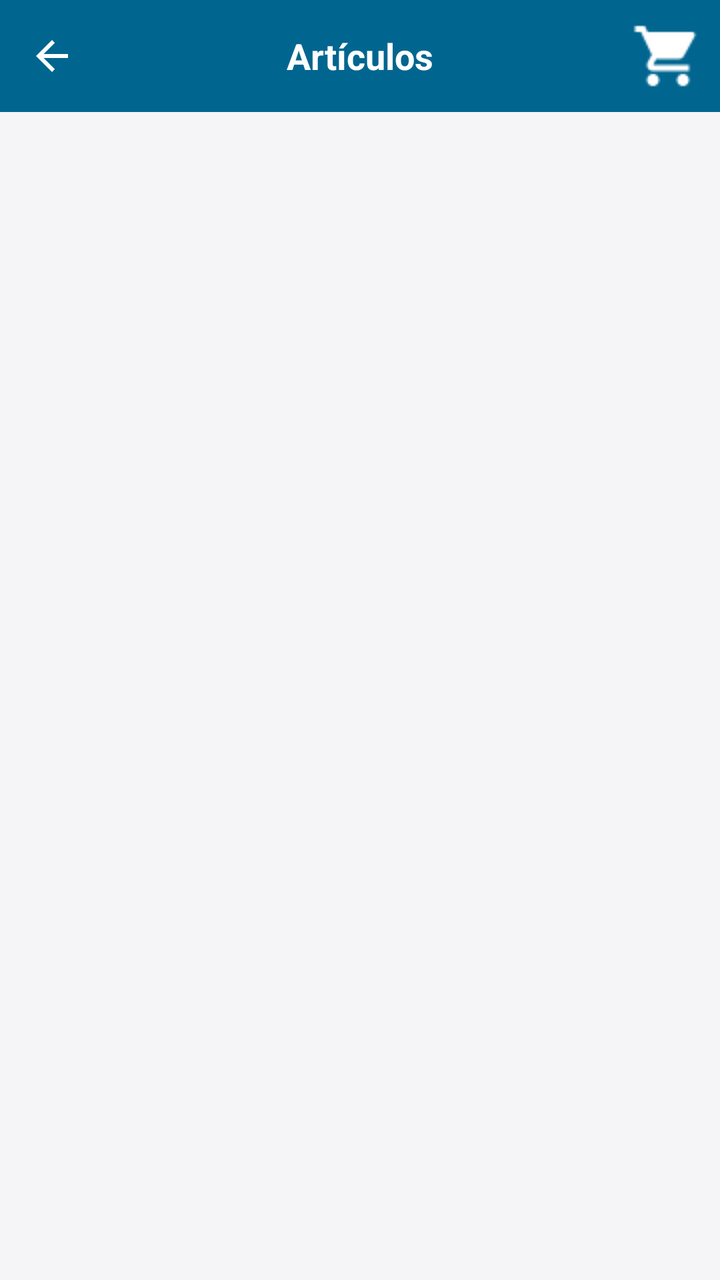
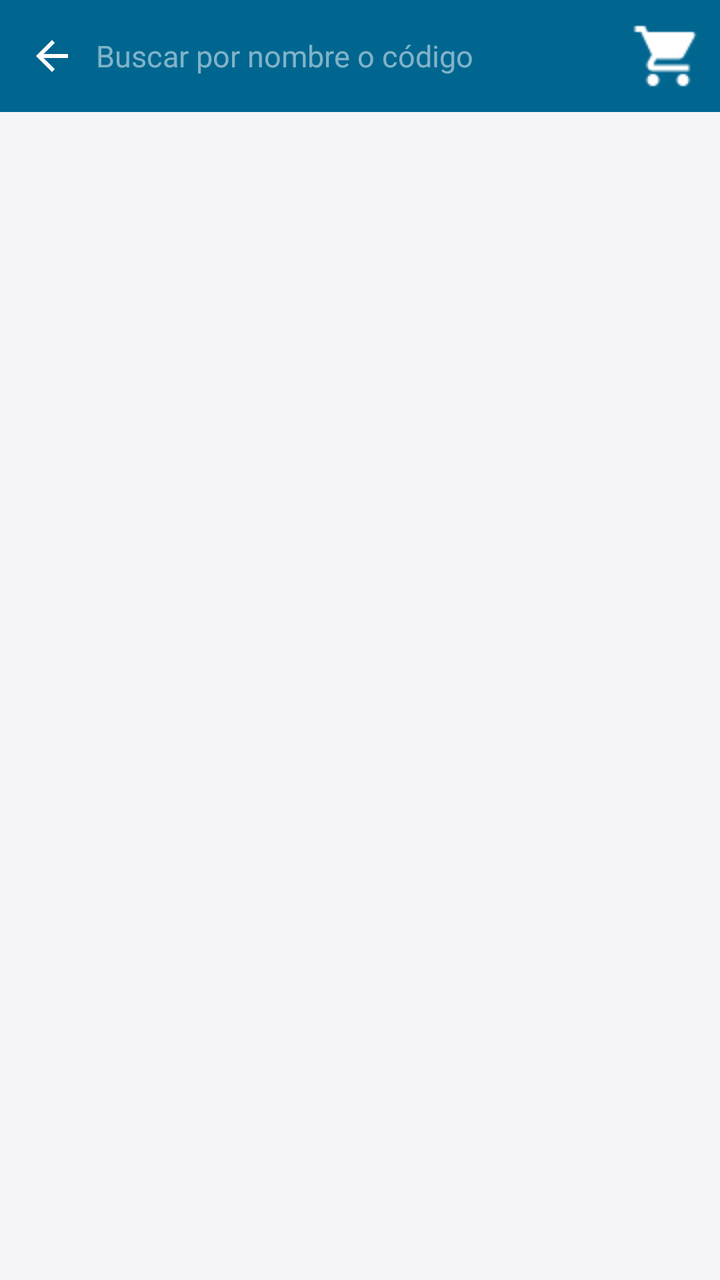

The first picture is an Android layout as it rendered before a commit; the second is the same layout after the commit. The layout source and the unified diff follow.
<!-- AndroidManifest.xml: activity theme Theme.GMV -->
<!-- res/layout/activity_catalogo.xml -->
<?xml version="1.0" encoding="utf-8"?>
<androidx.coordinatorlayout.widget.CoordinatorLayout
    xmlns:android="http://schemas.android.com/apk/res/android"
    xmlns:app="http://schemas.android.com/apk/res-auto"
    android:layout_width="match_parent"
    android:layout_height="match_parent"
    android:background="#F5F5F7"
    android:fitsSystemWindows="true">

    <com.google.android.material.appbar.AppBarLayout
        android:layout_width="match_parent"
        android:layout_height="wrap_content"
        android:background="@color/colorUmkPrimary"
        android:elevation="0dp">

        <androidx.appcompat.widget.Toolbar
            android:id="@+id/toolbar"
            android:layout_width="match_parent"
            android:layout_height="56dp"
            android:background="@color/colorUmkPrimary"
            app:contentInsetStart="0dp"
            app:contentInsetEnd="0dp"
            app:popupTheme="@style/ThemeOverlay.AppCompat.Light">

            <LinearLayout
                android:layout_width="match_parent"
                android:layout_height="match_parent"
                android:gravity="center_vertical"
                android:orientation="horizontal"
                android:paddingHorizontal="4dp">

                <ImageButton
                    android:id="@+id/btn_back"
                    android:layout_width="44dp"
                    android:layout_height="44dp"
                    android:background="?attr/selectableItemBackgroundBorderless"
                    android:importantForAccessibility="no"
                    android:padding="10dp"
                    android:src="@drawable/ic_arrow_back"
                    android:tint="@color/on_primary" />

                <TextView
                    android:layout_width="0dp"
                    android:layout_height="wrap_content"
                    android:layout_weight="1"
                    android:gravity="center"
                    android:text="Artículos"
                    android:textColor="@color/on_primary"
                    android:textSize="18sp"
                    android:textStyle="bold" />

                <FrameLayout
                    android:id="@+id/lyt_cart_toolbar"
                    android:layout_width="44dp"
                    android:layout_height="44dp"
                    android:clickable="true"
                    android:focusable="true">

                    <ImageButton
                        android:id="@+id/btn_cart"
                        android:layout_width="44dp"
                        android:layout_height="44dp"
                        android:background="?attr/selectableItemBackgroundBorderless"
                        android:importantForAccessibility="no"
                        android:padding="10dp"
                        android:src="@drawable/ic_cart"
                        android:tint="@color/on_primary" />

                    <TextView
                        android:id="@+id/tv_cart_badge"
                        android:layout_width="16dp"
                        android:layout_height="16dp"
                        android:layout_gravity="top|end"
                        android:background="@drawable/bg_circle_red"
                        android:gravity="center"
                        android:text="0"
                        android:textColor="@android:color/white"
                        android:textSize="7sp"
                        android:textStyle="bold"
                        android:visibility="gone" />

                </FrameLayout>

            </LinearLayout>

        </androidx.appcompat.widget.Toolbar>

    </com.google.android.material.appbar.AppBarLayout>

    <androidx.recyclerview.widget.RecyclerView
        android:id="@+id/rv_articulos"
        android:layout_width="match_parent"
        android:layout_height="match_parent"
        android:paddingTop="8dp"
        android:paddingBottom="80dp"
        android:clipToPadding="false"
        android:scrollbars="none"
        app:layout_behavior="@string/appbar_scrolling_view_behavior" />

    <LinearLayout
        android:id="@+id/lyt_empty"
        android:layout_width="match_parent"
        android:layout_height="match_parent"
        android:gravity="center"
        android:orientation="vertical"
        android:visibility="gone"
        app:layout_behavior="@string/appbar_scrolling_view_behavior">

        <ImageView
            android:layout_width="100dp"
            android:layout_height="100dp"
            android:importantForAccessibility="no"
            android:src="@drawable/img_empty_history"
            android:tint="#D0D0D0" />

        <TextView
            android:layout_width="wrap_content"
            android:layout_height="wrap_content"
            android:layout_marginTop="16dp"
            android:text="No hay artículos disponibles"
            android:textColor="#1A1A18"
            android:textSize="16sp"
            android:textStyle="bold" />

    </LinearLayout>

</androidx.coordinatorlayout.widget.CoordinatorLayout>
<!-- resources referenced by this layout -->
<resources>
  <color name="colorUmkPrimary">#006690</color>
  <color name="on_primary">#FFFFFF</color>
  <style name="Theme.GMV" parent="Base.Theme.GMV" />
  <color name="primary">#337AB7</color>
  <color name="primary_container">#D6E4F0</color>
  <color name="on_primary_container">#1A3A5C</color>
  <color name="secondary">#3A539B</color>
  <color name="on_secondary">#FFFFFF</color>
  <color name="secondary_container">#D6DCE8</color>
  <color name="on_secondary_container">#1C2A5C</color>
  <color name="tertiary">#7E57C2</color>
  <color name="on_tertiary">#FFFFFF</color>
  <color name="tertiary_container">#EDE7F6</color>
  <color name="on_tertiary_container">#311B92</color>
  <color name="error">#EF5350</color>
  <color name="on_error">#FFFFFF</color>
  <color name="error_container">#FFEBEE</color>
  <color name="on_error_container">#B71C1C</color>
  <color name="background">#F2F2F2</color>
  <color name="on_background">#000000</color>
  <color name="surface">#E7E7E7</color>
  <color name="on_surface">#000000</color>
  <color name="surface_variant">#D4D4D4</color>
  <color name="on_surface_variant">#535353</color>
  <color name="outline">#B0BEC5</color>
  <color name="outline_variant">#CFD8DC</color>
  <style name="TextAppearance.M3.DisplayMedium">
          <item name="android:textSize">45sp</item>
          <item name="android:letterSpacing">0</item>
          <item name="android:lineHeight">52sp</item>
          <item name="android:fontFamily">sans-serif</item>
      </style>
  <style name="TextAppearance.M3.DisplaySmall">
          <item name="android:textSize">36sp</item>
          <item name="android:letterSpacing">0</item>
          <item name="android:lineHeight">44sp</item>
          <item name="android:fontFamily">sans-serif</item>
      </style>
  <style name="TextAppearance.M3.HeadlineLarge">
          <item name="android:textSize">32sp</item>
          <item name="android:letterSpacing">0</item>
          <item name="android:lineHeight">40sp</item>
          <item name="android:fontFamily">sans-serif</item>
      </style>
  <style name="TextAppearance.M3.HeadlineSmall">
          <item name="android:textSize">24sp</item>
          <item name="android:letterSpacing">0</item>
          <item name="android:lineHeight">32sp</item>
          <item name="android:fontFamily">sans-serif</item>
      </style>
  <style name="TextAppearance.M3.TitleLarge">
          <item name="android:textSize">22sp</item>
          <item name="android:letterSpacing">0</item>
          <item name="android:lineHeight">28sp</item>
          <item name="android:fontFamily">sans-serif</item>
      </style>
  <style name="TextAppearance.M3.BodyLarge">
          <item name="android:textSize">16sp</item>
          <item name="android:letterSpacing">0.5</item>
          <item name="android:lineHeight">24sp</item>
          <item name="android:fontFamily">sans-serif</item>
      </style>
  <style name="TextAppearance.M3.BodyMedium">
          <item name="android:textSize">14sp</item>
          <item name="android:letterSpacing">0.25</item>
          <item name="android:lineHeight">20sp</item>
          <item name="android:fontFamily">sans-serif</item>
      </style>
  <style name="TextAppearance.M3.BodySmall">
          <item name="android:textSize">12sp</item>
          <item name="android:letterSpacing">0.4</item>
          <item name="android:lineHeight">16sp</item>
          <item name="android:fontFamily">sans-serif</item>
      </style>
  <color name="colorUmkPrimaryDark">#003044</color>
  <!-- unchanged entries left out for length: 12 -->
</resources>

<!-- the commit's change to res/layout/activity_catalogo.xml (unified diff, before → after) -->
@@ -39,15 +39,29 @@
                     android:src="@drawable/ic_arrow_back"
                     android:tint="@color/on_primary" />
 
-                <TextView
+                <EditText
+                    android:id="@+id/et_search"
                     android:layout_width="0dp"
-                    android:layout_height="wrap_content"
+                    android:layout_height="match_parent"
                     android:layout_weight="1"
-                    android:gravity="center"
-                    android:text="Artículos"
+                    android:background="@android:color/transparent"
+                    android:hint="Buscar por nombre o código"
+                    android:imeOptions="actionSearch"
+                    android:inputType="text"
+                    android:maxLines="1"
                     android:textColor="@color/on_primary"
-                    android:textSize="18sp"
-                    android:textStyle="bold" />
+                    android:textColorHint="#80FFFFFF"
+                    android:textSize="15sp" />
+
+                <ImageButton
+                    android:id="@+id/btn_clear_search"
+                    android:layout_width="40dp"
+                    android:layout_height="40dp"
+                    android:background="?attr/selectableItemBackgroundBorderless"
+                    android:contentDescription="Limpiar"
+                    android:src="@drawable/ic_close"
+                    android:tint="#80FFFFFF"
+                    android:visibility="gone" />
 
                 <FrameLayout
                     android:id="@+id/lyt_cart_toolbar"
<!-- resource entries referenced after the edit -->
@@ -2,6 +2,17 @@
 <resources>
   <color name="colorUmkPrimary">#006690</color>
   <color name="on_primary">#FFFFFF</color>
+  <!-- drawable ic_close (drawable) -->
+  <?xml version="1.0" encoding="utf-8"?>
+  <vector xmlns:android="http://schemas.android.com/apk/res/android"
+      android:width="24dp"
+      android:height="24dp"
+      android:viewportWidth="24"
+      android:viewportHeight="24">
+      <path
+          android:fillColor="#FFFFFF"
+          android:pathData="M19,6.41L17.59,5 12,10.59 6.41,5 5,6.41 10.59,12 5,17.59 6.41,19 12,13.41 17.59,19 19,17.59 13.41,12z" />
+  </vector>
   <style name="Theme.GMV" parent="Base.Theme.GMV" />
   <color name="primary">#337AB7</color>
   <color name="primary_container">#D6E4F0</color>
